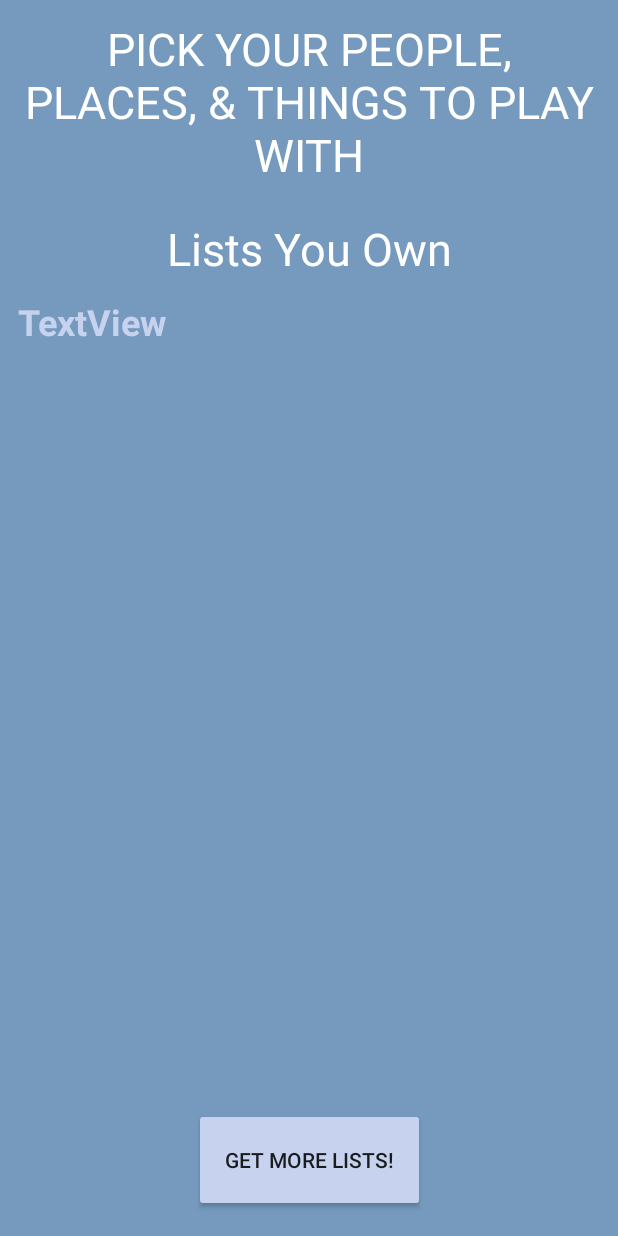
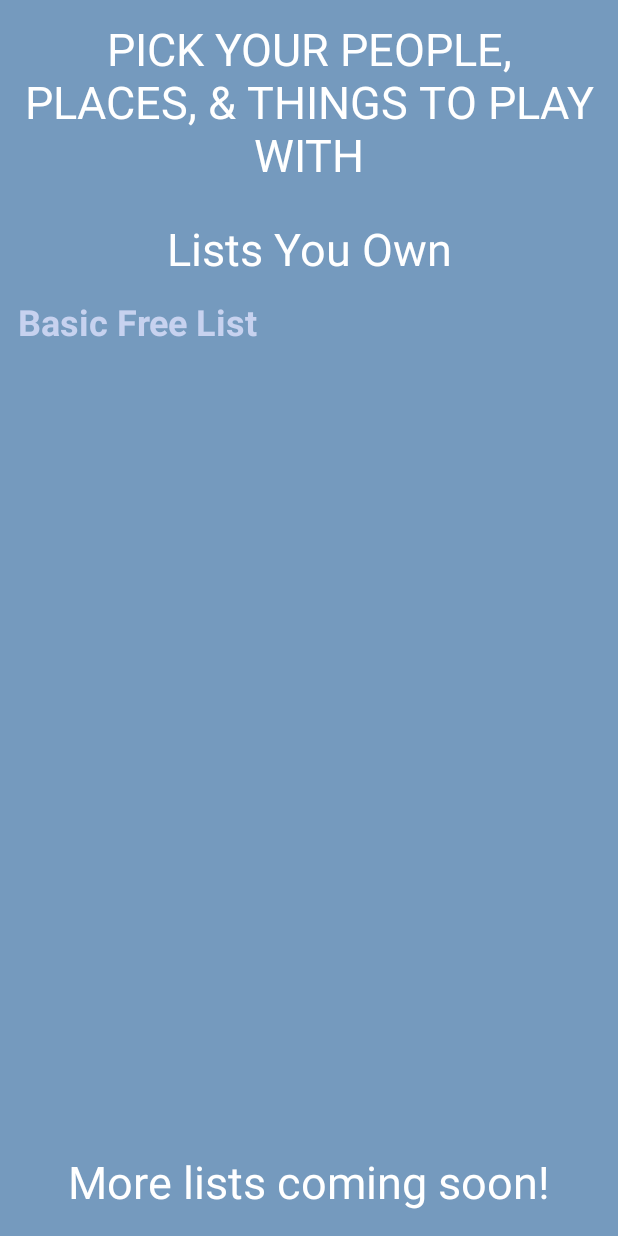
Before and after one commit to Andy8012GitHub/ABSTRACTS, an Android app: the PickPPTListActivity screen opened directly, with no data from a screen before it, on a phone screen of 412 x 824 dp. Run offline under Robolectric (Android 15) with nearby library versions, the phone set to English and light mode, and no system bars.

```diff
--- a/app/src/main/java/com/example/wilsoash005/abstracts/PickPPTListActivity.java
+++ b/app/src/main/java/com/example/wilsoash005/abstracts/PickPPTListActivity.java
@@ -16,17 +16,8 @@ import static android.view.View.GONE;
 import static android.view.View.VISIBLE;
 
 public class PickPPTListActivity extends AppCompatActivity {
-    Button btnGetMoreLists;
+//    Button btnGetMoreLists;
     TextView textViewBasicFreeList;
-//    GridView grdViewPPTImgBtns;
-//    ImageButton imgBtnPPT2018Basic;
-//    ImageButton imgBtnPPT2018Full;
-//    ImageButton imgBtnPPT1988Original;
-//    ImageButton imgBtnOtherExpansion;
-//    ImageButton imgBtnSports;
-//    TextView textViewPurchaseToEnable;
-//    Button btnBuyIt;
-//    Button btnNotNow;
 
     static ArrayList<PPTList> lists = new ArrayList<>();
     static String fileNameOfListChosen = "ABSTRACTS PPT - basic";
@@ -42,88 +33,26 @@ public class PickPPTListActivity extends AppCompatActivity {
         lists.clear();
         fileNameOfListChosen = "";
 
-        btnGetMoreLists = (Button) findViewById(R.id.btnGetMoreLists);
+//        btnGetMoreLists = (Button) findViewById(R.id.btnGetMoreLists);
         textViewBasicFreeList = (TextView) findViewById(R.id.textViewBasicFreeList);
 
-        btnGetMoreLists.setOnClickListener(new View.OnClickListener() {
-            @Override
-            public void onClick(View view) {
-                Intent intent = new Intent(PickPPTListActivity.this, PurchasingActivity.class);
-                startActivity(intent);
-            }
-        });
-        textViewBasicFreeList.setOnClickListener(new View.OnClickListener() {
-            @Override
-            public void onClick(View view) {
-                fileNameOfListChosen = "ABSTRACTS PPT - basic";
-                startActivity(new Intent(PickPPTListActivity.this, CreateTeams.class));
-            }
-        });
-//        LayoutInflater inflater = LayoutInflater.from(this);
-//        final View dialogView = inflater.inflate(R.layout.dialog_purchase_to_enable, null);
-//        final Dialog dialog = new Dialog(this);
-//        dialog.setContentView(dialogView);
-//        imgBtnPPT2018Basic = (ImageButton) findViewById(R.id.imgBtn2018Basic);
-//        imgBtnPPT2018Full = (ImageButton) findViewById(R.id.imgBtn2018Full);
-//        imgBtnPPT1988Original = (ImageButton) findViewById(R.id.imgBtn1988Original);
-//        imgBtnOtherExpansion = (ImageButton) findViewById(R.id.imgBtnOtherExpansion);
-//        imgBtnSports = (ImageButton) findViewById(R.id.imgBtnSports);
-//        imgBtnSports.setVisibility(GONE);
-//        btnBuyIt = (Button) dialogView.findViewById(R.id.btnBuyIt);
-//        btnNotNow = (Button) dialogView.findViewById(R.id.btnNotNow);
-//        textViewPurchaseToEnable = (TextView) dialogView.findViewById(R.id.textViewPurchaseToEnable);
-//
-//        imgBtnPPT2018Basic.setOnClickListener(new View.OnClickListener() {
-//            @Override
-//            public void onClick(View view) {
-//                handleListPurchasedOrNot(dialog, imgBtnPPT2018Basic, "ABSTRACTS PPT - 2018 basic", true);
-//            }
-//        });
-//        imgBtnPPT2018Full.setOnClickListener(new View.OnClickListener() {
-//            @Override
-//            public void onClick(View view) {
-//                handleListPurchasedOrNot(dialog, imgBtnPPT2018Full, "ABSTRACTS PPT - 2018 full", false);
-//            }
-//        });
-//        imgBtnPPT1988Original.setOnClickListener(new View.OnClickListener() {
-//            @Override
-//            public void onClick(View view) {
-//                handleListPurchasedOrNot(dialog, imgBtnPPT1988Original, "ABSTRACTS PPT - 1988 original", false);
-//            }
-//        });
-//        imgBtnOtherExpansion.setOnClickListener(new View.OnClickListener() {
-//            @Override
-//            public void onClick(View view) {
-//                imgBtnPPT2018Basic.setVisibility(GONE);
-//                imgBtnPPT2018Full.setVisibility(GONE);
-//                imgBtnPPT1988Original.setVisibility(GONE);
-//                imgBtnOtherExpansion.setVisibility(GONE);
-//                imgBtnSports.setVisibility(VISIBLE);
-//            }
-//        });
-//        imgBtnSports.setOnClickListener(new View.OnClickListener() {
-//            @Override
-//            public void onClick(View view) {
-//                handleListPurchasedOrNot(dialog, imgBtnSports, "ABSTRACTS PPT - sports", false);
-//            }
-//        });
-//        btnBuyIt.setOnClickListener(new View.OnClickListener() {
+//        btnGetMoreLists.setOnClickListener(new View.OnClickListener() {
 //            @Override
 //            public void onClick(View view) {
 //                Intent intent = new Intent(PickPPTListActivity.this, PurchasingActivity.class);
 //                startActivity(intent);
 //            }
 //        });
-//        btnNotNow.setOnClickListener(new View.OnClickListener() {
-//            @Override
-//            public void onClick(View view) {
-//                dialog.dismiss();
-//            }
-//        });
+        textViewBasicFreeList.setOnClickListener(new View.OnClickListener() {
+            @Override
+            public void onClick(View view) {
+                startActivity(new Intent(PickPPTListActivity.this, CreateTeams.class));
+            }
+        });
     }
 
     public void handleListPurchasedOrNot(Dialog dialog, ImageButton imgBtn, String fileNameOfList, boolean isEnabled) {
-        if (!fileNameOfList.equals("ABSTRACTS PPT - 2018 basic")) {
+        if (!fileNameOfList.equals("ABSTRACTS PPT - basic")) {
 //        if(!gPlayEnabled) {
 //            textViewPurchaseToEnable.setText(R.string.you_need_g_play);
 //            dialog.show();
--- a/app/src/main/res/layout/activity_pick_pptlist.xml
+++ b/app/src/main/res/layout/activity_pick_pptlist.xml
@@ -31,6 +31,21 @@
         app:layout_constraintStart_toStartOf="parent"
         app:layout_constraintTop_toTopOf="parent" />
 
+    <TextView
+        android:id="@+id/textViewTheListsYouOwn"
+        android:layout_width="wrap_content"
+        android:layout_height="wrap_content"
+        android:layout_marginEnd="8dp"
+        android:layout_marginStart="8dp"
+        android:layout_marginTop="18dp"
+        android:text="@string/lists_you_own"
+        android:textAppearance="@style/TextAppearance.AppCompat"
+        android:textColor="@android:color/background_light"
+        android:textSize="30sp"
+        app:layout_constraintEnd_toEndOf="parent"
+        app:layout_constraintStart_toStartOf="parent"
+        app:layout_constraintTop_toBottomOf="@+id/textViewTitlePickPPTs" />
+
     <ScrollView
         android:id="@+id/scrollViewListsYouOwn"
         android:layout_width="0dp"
@@ -39,7 +54,7 @@
         android:layout_marginEnd="8dp"
         android:layout_marginStart="8dp"
         android:layout_marginTop="8dp"
-        app:layout_constraintBottom_toTopOf="@+id/btnGetMoreLists"
+        app:layout_constraintBottom_toTopOf="@+id/textViewMoreListsComingSoon"
         app:layout_constraintEnd_toEndOf="parent"
         app:layout_constraintStart_toStartOf="parent"
         app:layout_constraintTop_toBottomOf="@+id/textViewTheListsYouOwn">
@@ -55,7 +70,7 @@
                 android:layout_height="wrap_content"
                 android:clickable="true"
                 android:padding="4dp"
-                android:text="TextView"
+                android:text="@string/ppt_basic_free_list"
                 android:textColor="@color/colorAccent"
                 android:textSize="24sp"
                 android:textStyle="bold"
@@ -64,31 +79,30 @@
     </ScrollView>
 
     <TextView
-        android:id="@+id/textViewTheListsYouOwn"
+        android:id="@+id/textViewMoreListsComingSoon"
         android:layout_width="wrap_content"
         android:layout_height="wrap_content"
-        android:layout_marginEnd="8dp"
-        android:layout_marginStart="8dp"
-        android:layout_marginTop="18dp"
-        android:text="@string/lists_you_own"
-        android:textAppearance="@style/TextAppearance.AppCompat"
-        android:textColor="@android:color/background_light"
-        android:textSize="30sp"
-        app:layout_constraintEnd_toEndOf="parent"
-        app:layout_constraintStart_toStartOf="parent"
-        app:layout_constraintTop_toBottomOf="@+id/textViewTitlePickPPTs" />
-
-    <Button
-        android:id="@+id/btnGetMoreLists"
-        android:layout_width="154dp"
-        android:layout_height="69dp"
         android:layout_marginBottom="16dp"
         android:layout_marginEnd="8dp"
         android:layout_marginStart="8dp"
-        android:backgroundTint="@color/colorAccent"
-        android:text="@string/get_more_lists"
+        android:text="@string/more_lists_coming_soon"
+        android:textColor="@android:color/background_light"
+        android:textSize="30sp"
         app:layout_constraintBottom_toBottomOf="parent"
         app:layout_constraintEnd_toEndOf="parent"
         app:layout_constraintStart_toStartOf="parent" />
 
+    <!--<Button-->
+        <!--android:id="@+id/btnGetMoreLists"-->
+        <!--android:layout_width="154dp"-->
+        <!--android:layout_height="69dp"-->
+        <!--android:layout_marginBottom="16dp"-->
+        <!--android:layout_marginEnd="8dp"-->
+        <!--android:layout_marginStart="8dp"-->
+        <!--android:backgroundTint="@color/colorAccent"-->
+        <!--android:text="@string/get_more_lists"-->
+        <!--app:layout_constraintBottom_toBottomOf="parent"-->
+        <!--app:layout_constraintEnd_toEndOf="parent"-->
+        <!--app:layout_constraintStart_toStartOf="parent" />-->
+
 </android.support.constraint.ConstraintLayout>
--- a/app/src/main/res/layout/content_rules.xml
+++ b/app/src/main/res/layout/content_rules.xml
@@ -13,7 +13,7 @@
         android:layout_width="wrap_content"
         android:layout_height="wrap_content"
         android:layout_margin="@dimen/text_margin"
-        android:text="@string/text_before_audio_rules"
+        android:text="@string/large_text"
         android:textColor="@android:color/background_light"
         android:textSize="18sp" />
 
--- a/app/src/main/res/values/strings.xml
+++ b/app/src/main/res/values/strings.xml
@@ -7,11 +7,9 @@
     <string name="action_settings">SETTINGS</string>
     <string name="pick_your_ppts">PICK YOUR PEOPLE,\nPLACES, &amp; THINGS TO PLAY WITH</string>
     <string name="lists_you_own">Lists You Own</string>
+    <string name="more_lists_coming_soon">More lists coming soon!</string>
     <string name="get_more_lists">GET MORE LISTS!</string>
     <string name="ppt_basic_free_list">Basic Free List</string>
-    <!--<string name="purchase_to_enable">You must purchase that list to access it.</string>-->
-    <!--<string name="buy_it">I\'LL BUY IT!</string>-->
-    <!--<string name="no_thanks">NOT NOW</string>-->
     <string name="you_need_g_play">You must have Google Play in order to purchase this list.</string>
     <string name="create_teams_title">CREATE YOUR TEAMS</string>
     <string name="new_clue_giver">New CLUE GIVER</string>
@@ -39,20 +37,15 @@
     <string name="weenie_message">You are a Weenie! Pass device to other team. You pushed the limits too far. Next time, don\'t be a Weenie!</string>
     <string name="first">FIRST</string>
     <string name="second">SECOND</string>
-    <!--<string name="personGameplay">person: </string>-->
-    <!--<string name="placeGameplay">place: </string>-->
-    <!--<string name="thingGameplace">thing: </string>-->
-
     <string name="see_rules">See Rules</string>
     <string name="hear_rules">Hear Rules</string>
-    <string name="text_before_audio_rules">
+
+    -
+    <string name="large_text">
         <b>Thanks for downloading the ABSTRACTS app!</b>
         \n\n ABSTRACTS is a party game. It is designed to be played with two teams.
         \n Collect all three tokens – the PERSON (da Vinci’s “Man”), the PLACE (“World”), and the THING (“All-seeing Eye”) – by correctly guessing each from clues given by Clue Givers, and your team wins!
         \n Players tap “Play,” and select PEOPLE, PLACES, &amp; THINGs to use or purchase from Google Play.
-    </string>
-    -
-    <string name="large_text">
         <b>BEGINNING THE GAME</b>
         \n\n <b>Two teams</b> with two or more players each (we’ve tested it with forty people) sit apart to discreetly discuss possible answers. <b>Both teams are trying to guess the same PERSON, PLACE, or THING (PPT),</b> so listen carefully to all clues as they will often build upon each other.
         \n <b>Clue Givers share one device</b> even though they change during the game. Team members may also download the ABSTRACTS app to review rules, remind the team of definitions of PEOPLE, PLACES &amp; THINGS, and to keep score.
--- a/build.gradle
+++ b/build.gradle
@@ -7,7 +7,7 @@ buildscript {
         jcenter()
     }
     dependencies {
-        classpath 'com.android.tools.build:gradle:3.0.1'
+        classpath 'com.android.tools.build:gradle:3.1.2'
 
         // NOTE: Do not place your application dependencies here; they belong
         // in the individual module build.gradle files
```
Also changed, not shown: app/src/main/res/layout/activity_rules.xml (+22 -22 lines), gradle/wrapper/gradle-wrapper.properties.
